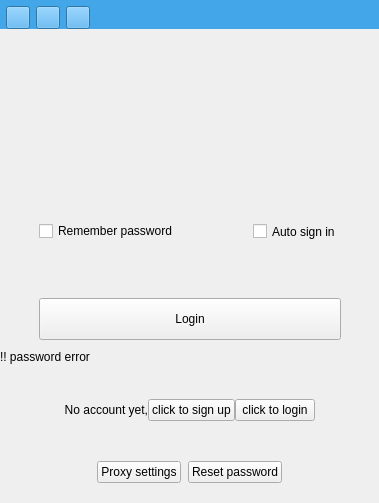
Old version of the form src/ui/wizLoginDialog.ui in the repository WizTeam/WizQTClient.
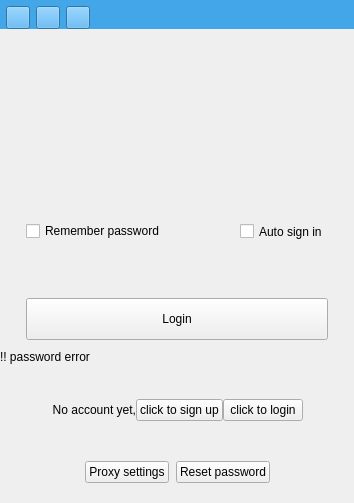
New version of the form. Custom widgets are drawn as their Qt base class.

Commit message: 修复Mac端登录界面样式

```diff
--- a/src/ui/wizLoginDialog.ui
+++ b/src/ui/wizLoginDialog.ui
@@ -6,7 +6,7 @@
    <rect>
     <x>0</x>
     <y>0</y>
-    <width>379</width>
+    <width>354</width>
     <height>503</height>
    </rect>
   </property>
```
The commit also changes 3 other files.
